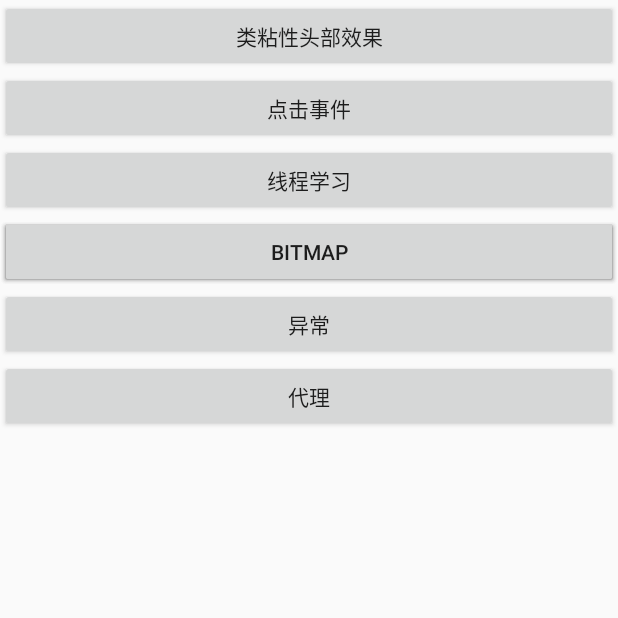
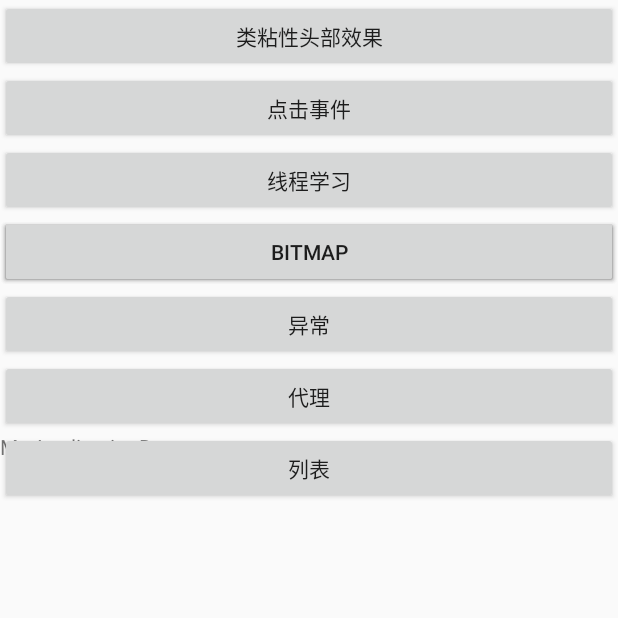
Before and after one commit to simonws/BaseAndroidStudy, an Android app: the screen it shows after launch (MainActivity), on a phone screen of 412 x 824 dp, the top half of it. Run offline under Robolectric (Android 15) with nearby library versions, the phone set to English and light mode, and no system bars.

Commit message:
提交demo

```diff
--- a/MyApplicationDemo/app/build.gradle
+++ b/MyApplicationDemo/app/build.gradle
@@ -5,7 +5,7 @@ android {
     buildToolsVersion "25.0.3"
     defaultConfig {
         applicationId "com.example.ws.myapplicationdemo"
-        minSdkVersion 23
+        minSdkVersion 20
         targetSdkVersion 25
         versionCode 1
         versionName "1.0"
--- a/MyApplicationDemo/app/src/main/res/layout/activity_main.xml
+++ b/MyApplicationDemo/app/src/main/res/layout/activity_main.xml
@@ -8,6 +8,7 @@
     <RelativeLayout
         android:layout_width="match_parent"
         android:layout_height="wrap_content">
+
 
         <Button
             android:id="@+id/sticky_btn"
@@ -73,6 +74,21 @@
             android:onClick="onClick"
             android:text="@string/proxy_study_string" />
 
+        <Button
+            android:id="@+id/list_study"
+            android:layout_width="match_parent"
+            android:layout_height="wrap_content"
+            android:layout_below="@+id/proxy_study"
+            android:onClick="onClick"
+            android:text="@string/listview_string" />
+
+
+        <TextView
+            android:layout_width="wrap_content"
+            android:layout_height="wrap_content"
+            android:layout_below="@+id/proxy_study"
+            android:text="@string/app_name" />
+
     </RelativeLayout>
 
 
--- a/MyApplicationDemo/app/src/main/res/values/strings.xml
+++ b/MyApplicationDemo/app/src/main/res/values/strings.xml
@@ -13,4 +13,5 @@
     <string name="bit_study_string">bitmap</string>
     <string name="exception_study_string">异常</string>
     <string name="proxy_study_string">代理</string>
+    <string name="listview_string">列表</string>
 </resources>
```
Also changed, not shown: MyApplicationDemo/app/src/main/AndroidManifest.xml (+4 -4 lines), MyApplicationDemo/app/src/main/java/com/example/ws/myapplicationdemo/MainActivity.java (+10 -1 lines), MyApplicationDemo/app/src/main/java/com/example/ws/myapplicationdemo/listviewdemo/ListViewDemoActivity.java (added, +98 -0 lines), MyApplicationDemo/app/src/main/java/com/example/ws/myapplicationdemo/listviewdemo/MyListView.java (added, +39 -0 lines), MyApplicationDemo/app/src/main/res/layout/activity_list_view_demo.xml (added, +14 -0 lines), 2 other files.
